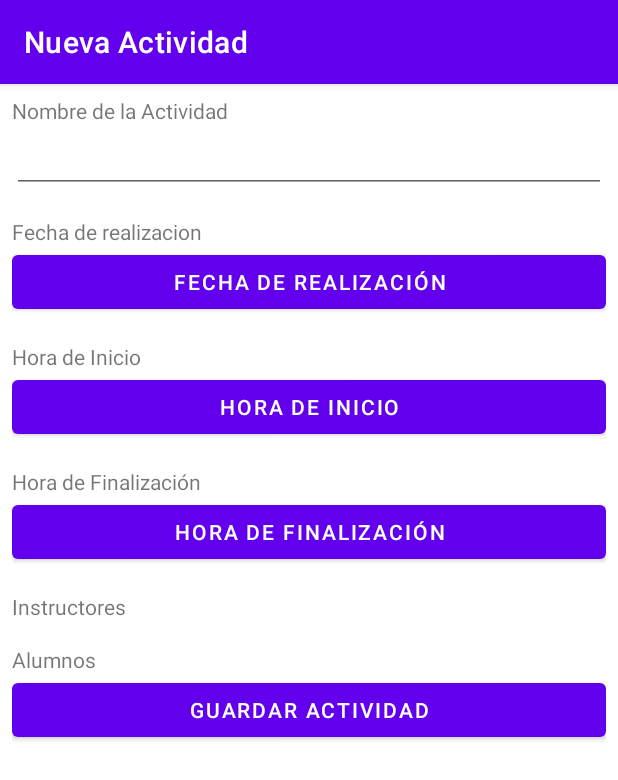
After one commit to tspt89/Academia, an Android app: the NuevaActividadAdminFragment screen opened through its navigation route, on a phone screen of 412 x 824 dp. The commit adds this screen. Shown: the top 780 px of the screen. Run offline under Robolectric (Android 15) with nearby library versions, the phone set to English and light mode, and no system bars; our stand-ins replace Firebase (no records; nobody signed in at launch, a user with empty details on screens opened directly); 1 statement that could not run was skipped.

Commit message:
Registro de actividad con sus respectivos alumnos e instructores

```diff
--- a/app/src/main/java/com/tspt/academia/Administradores/HomeAdminFragment.kt
+++ b/app/src/main/java/com/tspt/academia/Administradores/HomeAdminFragment.kt
@@ -32,6 +32,11 @@ class HomeAdminFragment: Fragment(R.layout.fragment_home_admin) {
             findNavController().navigate(action)
         }
 
+        binding.actividadesBtn.setOnClickListener {
+            val action = HomeAdminFragmentDirections.actionHomeAdminFragmentToActividadesAdminFragment()
+            findNavController().navigate(action)
+        }
+
         binding.productosBtn.setOnClickListener {
             val action = HomeAdminFragmentDirections.actionHomeAdminFragmentToProductsAdminFragment()
             findNavController().navigate(action)
--- /dev/null
+++ b/app/src/main/java/com/tspt/academia/Administradores/actividades/NuevaActividadAdminFragment.kt
@@ -0,0 +1,265 @@
+package com.tspt.academia.Administradores.actividades
+
+import android.app.DatePickerDialog
+import android.app.TimePickerDialog
+import android.os.Bundle
+import android.view.View
+import android.widget.Toast
+import androidx.fragment.app.Fragment
+import androidx.navigation.fragment.findNavController
+import androidx.recyclerview.widget.LinearLayoutManager
+import com.google.firebase.database.DataSnapshot
+import com.google.firebase.database.DatabaseError
+import com.google.firebase.database.FirebaseDatabase
+import com.google.firebase.database.ValueEventListener
+import com.google.firebase.database.ktx.database
+import com.google.firebase.ktx.Firebase
+import com.tspt.academia.R
+import com.tspt.academia.databinding.NuevaActividadAdminBinding
+import com.tspt.academia.models.User
+import java.util.*
+import kotlin.collections.ArrayList
+
+class NuevaActividadAdminFragment : Fragment(R.layout.nueva_actividad_admin) {
+
+    private lateinit var binding: NuevaActividadAdminBinding
+
+    private val alumnos: ArrayList<User> = ArrayList()
+    private val instructores: ArrayList<User> = ArrayList()
+
+    private lateinit var alumnosAdapter: AlumnosActividadAdapter
+    private lateinit var instructoresAdapter: AlumnosActividadAdapter
+
+    private var initHour = 0
+    private var initMinute = 0
+    private var endHour = 0
+    private var endMinute = 0
+
+    override fun onViewCreated(view: View, savedInstanceState: Bundle?) {
+        super.onViewCreated(view, savedInstanceState)
+
+        requireActivity().title = "Nueva Actividad"
+
+        binding = NuevaActividadAdminBinding.bind(view)
+
+        binding.fechaBtn.setOnClickListener {
+            val calendar = Calendar.getInstance()
+            val d = calendar.get(Calendar.DAY_OF_MONTH)
+            val m = calendar.get(Calendar.MONTH)
+            val y = calendar.get(Calendar.YEAR)
+
+            val datePicker = DatePickerDialog(requireContext(), DatePickerDialog.OnDateSetListener { view, year, month, dayOfMonth ->
+
+                binding.fechaBtn.text = "$dayOfMonth/$month/$year"
+            }, y, m, d)
+            datePicker.datePicker.minDate = calendar.timeInMillis
+            datePicker.show()
+        }
+
+        binding.horaInicialBtn.setOnClickListener {
+            val c = Calendar.getInstance()
+            val h = c.get(Calendar.HOUR_OF_DAY)
+            val m = c.get(Calendar.MINUTE)
+
+            val dpd = TimePickerDialog(requireActivity(), TimePickerDialog.OnTimeSetListener { view, hourOfDay, minute ->
+                initHour = hourOfDay
+                initMinute = minute
+                binding.horaInicialBtn.text = "$hourOfDay:$minute"
+
+            }, h,m, true)
+
+            dpd.show()
+        }
+
+        binding.horaFinalBtn.setOnClickListener {
+            val dpd = TimePickerDialog(requireActivity(), TimePickerDialog.OnTimeSetListener { view, hourOfDay, minute ->
+
+                endHour = hourOfDay
+                endMinute = minute
+                binding.horaFinalBtn.text = "$hourOfDay:$minute"
+
+            }, initHour, initMinute, true)
+
+            dpd.show()
+        }
+
+        alumnosAdapter = AlumnosActividadAdapter(requireContext())
+        binding.alumnosRV.adapter = alumnosAdapter
+        binding.alumnosRV.layoutManager = LinearLayoutManager(requireContext())
+
+        instructoresAdapter = AlumnosActividadAdapter(requireContext())
+        binding.instructoresRV.adapter = instructoresAdapter
+        binding.instructoresRV.layoutManager = LinearLayoutManager(requireContext())
+
+        getAlumnos()
+        getInstructores()
+
+        binding.guardarActividadBtn.setOnClickListener {
+            registerActivity()
+        }
+    }
+
+    private fun getAlumnos(){
+        val db = Firebase.database.reference.child("Roles/Alumno")
+
+        val listener = object : ValueEventListener{
+            override fun onDataChange(snapshot: DataSnapshot) {
+                alumnos.clear()
+
+                println("HIJOS DE ALUMNOS")
+                snapshot.children.forEach { alumno ->
+                    val alumno = Firebase.database.reference.child("users/${alumno.key}")
+
+                    alumno.get().addOnCompleteListener {
+                        if(it.isSuccessful){
+                            val res = it.result!!
+                            println("${alumno.key} -> ${it.result}")
+                            val n = res.child("nombre").value?.toString()
+                            val a = res.child("apellido").value?.toString()
+                            val c = res.child("email").value?.toString()
+                            val f = res.child("fecha_inscripcion").value?.toString()
+                            val t = res.child("telefono").value?.toString()
+
+                            alumnos.add(User("${alumno.key}").setAlumno(n,a,t,c,f))
+                            alumnosAdapter.setElements(alumnos)
+                        }
+                    }
+                }
+
+            }
+
+            override fun onCancelled(error: DatabaseError) {
+                Toast.makeText(requireContext(), "Hubo un error al momento de obtener los datos... (${error.message})",Toast.LENGTH_LONG).show()
+                error.toException().printStackTrace()
+            }
+
+        }
+
+        db.addValueEventListener(listener)
+    }
+
+    private fun getInstructores(){
+        val db = Firebase.database.reference.child("Roles/Instructor")
+
+        val listener = object : ValueEventListener{
+            override fun onDataChange(snapshot: DataSnapshot) {
+                instructores.clear()
+
+                println("HIJOS DE Instructores")
+                snapshot.children.forEach { inst ->
+                    val instructor = Firebase.database.reference.child("users/${inst.key}")
+
+                    instructor.get().addOnCompleteListener {
+                        if(it.isSuccessful){
+                            val res = it.result!!
+                            println("${instructor.key} -> ${it.result}")
+                            val n = res.child("nombre").value?.toString()
+                            val a = res.child("apellido").value?.toString()
+                            val c = res.child("email").value?.toString()
+                            val f = res.child("fecha_nacimiento").value?.toString()
+                            val t = res.child("telefono").value?.toString()
+
+                            instructores.add(User("${instructor.key}").setInstructor(n,a,t,c,f))
+                            instructoresAdapter.setElements(instructores)
+                        }
+                    }
+                }
+            }
+
+            override fun onCancelled(error: DatabaseError) {
+                Toast.makeText(requireContext(), "Hubo un error al momento de obtener los datos... (${error.message})",Toast.LENGTH_LONG).show()
+                error.toException().printStackTrace()
+            }
+
+        }
+
+        db.addValueEventListener(listener)
+    }
+
+    private fun registerActivity(){
+        val inst = instructoresAdapter.getSelection()
+        val alm = alumnosAdapter.getSelection()
+        val n = binding.nombreActividadTV.text.toString().trim()
+        val fecha = binding.fechaBtn.text.toString().trim()
+        val horaInicial = binding.horaInicialBtn.text.toString()
+        val horaFinal = binding.horaFinalBtn.text.toString()
+
+        println("Register activity: ${inst.size} ${alm.size}")
+
+        if(validateInput(inst, alm, n, fecha, horaInicial, horaFinal)){
+            Toast.makeText(requireContext(), "Registrando actividad...", Toast.LENGTH_LONG).show()
+            val id = UUID.randomUUID().toString()
+
+            var db = Firebase.database.reference
+            val actividad = db.child("Actividades").child("$id")
+            actividad.child("nombre").setValue(n)
+            actividad.child("fecha").setValue(fecha)
+            actividad.child("hora_inicial").setValue(horaInicial)
+            actividad.child("hora_final").setValue(horaFinal)
+
+            //Agregando instructores
+            val i = actividad.child("instructores")
+            inst.forEach {
+                i.child(it.id).setValue(it.nombre)
+            }
+
+            //Agregando alumnos
+            val a = actividad.child("alumnos")
+            alm.forEach {
+                a.child(it.id).setValue(it.nombre)
+            }
+
+            actividad.push()
+
+            //Agregar a los usuarios la actividad correspondiente
+            val usuarios : ArrayList<User> = ArrayList()
+            usuarios.addAll(inst)
+            usuarios.addAll(alm)
+
+            usuarios.forEach {
+                db = Firebase.database.reference
+                db.child("users/${it.id}/actividades").child(id).setValue(n)
+                db.push()
+            }
+
+            val action = NuevaActividadAdminFragmentDirections.actionNuevaActividadAdminFragmentToActividadesAdminFragment()
+            findNavController().navigate(action)
+
+        }
+
+
+    }
+
+    private fun validateInput(inst: ArrayList<User>, alm: ArrayList<User>, n: String, fecha: String, horaInicial: String, horaFinal: String): Boolean {
+        if(fecha.contains("Fecha", true)){
+            Toast.makeText(requireContext(), "Tiene que seleccionar una fecha para esta nueva actividad...", Toast.LENGTH_LONG).show()
+            return false
+        }
+
+        if(n.isEmpty()){
+            Toast.makeText(requireContext(), "Tiene que ingresar un nombre para esta nueva actividad...", Toast.LENGTH_LONG).show()
+            return false
+        }
+
+        if(!horaInicial.contains(":")){
+            Toast.makeText(requireContext(), "Tiene que ingresar una hora inicial para esta nueva actividad...", Toast.LENGTH_LONG).show()
+            return false
+        }
+
+        if(!horaFinal.contains(":")){
+            Toast.makeText(requireContext(), "Tiene que ingresar una hora final para esta nueva actividad...", Toast.LENGTH_LONG).show()
+            return false
+        }
+
+        if(inst.isEmpty()){
+            Toast.makeText(requireContext(), "Tiene que seleccionar al menos un instructor para esta actividad...", Toast.LENGTH_LONG).show()
+            return false
+        } else if(alm.isEmpty()){
+            Toast.makeText(requireContext(), "Tiene que seleccionar al menos un alumno para esta actividad...", Toast.LENGTH_LONG).show()
+            return false
+        }
+
+        return true
+    }
+
+}
--- a/app/src/main/java/com/tspt/academia/Administradores/usuarios/UsuariosAdminFragment.kt
+++ b/app/src/main/java/com/tspt/academia/Administradores/usuarios/UsuariosAdminFragment.kt
@@ -103,7 +103,7 @@ class UsuariosAdminFragment : Fragment(R.layout.fragment_usuarios_admin) {
                     }
 
                 }
-
+                var sortedList = users.sortedBy { it.role }
                 binding.usuariosRV.adapter!!.notifyDataSetChanged()
             }
 
--- a/app/src/main/java/com/tspt/academia/models/User.kt
+++ b/app/src/main/java/com/tspt/academia/models/User.kt
@@ -9,6 +9,7 @@ data class User(val id: String) {
     var apellido: String? = ""
     var role: Int? = -1
     var telephone: String? = ""
+    var isSelected = false
 
     fun setAdministrator(n: String?, a: String?, t: String?, e : String?): User{
         this.nombre = n
--- /dev/null
+++ b/app/src/main/res/layout/nueva_actividad_admin.xml
@@ -0,0 +1,113 @@
+<?xml version="1.0" encoding="utf-8"?>
+<androidx.constraintlayout.widget.ConstraintLayout xmlns:android="http://schemas.android.com/apk/res/android"
+    xmlns:app="http://schemas.android.com/apk/res-auto"
+    xmlns:tools="http://schemas.android.com/tools"
+    android:layout_width="match_parent"
+    android:layout_height="match_parent"
+    tools:context=".Administradores.actividades.NuevaActividadAdminFragment">
+
+    <ScrollView
+        android:layout_width="0dp"
+        android:layout_height="0dp"
+        android:layout_marginStart="8dp"
+        android:layout_marginTop="8dp"
+        android:layout_marginEnd="8dp"
+        app:layout_constraintBottom_toBottomOf="parent"
+        app:layout_constraintEnd_toEndOf="parent"
+        app:layout_constraintHorizontal_bias="0.5"
+        app:layout_constraintStart_toStartOf="parent"
+        app:layout_constraintTop_toTopOf="parent">
+
+        <LinearLayout
+            android:layout_width="match_parent"
+            android:layout_height="wrap_content"
+            android:orientation="vertical">
+
+            <TextView
+                android:id="@+id/textView2"
+                android:layout_width="match_parent"
+                android:layout_height="wrap_content"
+                android:text="Nombre de la Actividad" />
+
+            <EditText
+                android:id="@+id/nombreActividadTV"
+                android:layout_width="match_parent"
+                android:layout_height="wrap_content" />
+
+            <TextView
+                android:id="@+id/textView5"
+                android:layout_width="match_parent"
+                android:layout_height="wrap_content"
+                android:layout_marginTop="16dp"
+                android:text="Fecha de realizacion" />
+
+            <Button
+                android:id="@+id/fechaBtn"
+                android:layout_width="match_parent"
+                android:layout_height="wrap_content"
+                android:text="Fecha de Realización" />
+
+            <TextView
+                android:id="@+id/textView3"
+                android:layout_width="match_parent"
+                android:layout_height="wrap_content"
+                android:layout_marginTop="16dp"
+                android:text="Hora de Inicio" />
+
+            <Button
+                android:id="@+id/horaInicialBtn"
+                android:layout_width="match_parent"
+                android:layout_height="wrap_content"
+                android:text="Hora de Inicio" />
+
+            <TextView
+                android:id="@+id/textView4"
+                android:layout_width="match_parent"
+                android:layout_height="wrap_content"
+                android:layout_marginTop="16dp"
+                android:text="Hora de Finalización" />
+
+            <Button
+                android:id="@+id/horaFinalBtn"
+                android:layout_width="match_parent"
+                android:layout_height="wrap_content"
+                android:text="Hora de Finalización" />
+
+            <TextView
+                android:id="@+id/textView17"
+                android:layout_width="match_parent"
+                android:layout_height="wrap_content"
+                android:layout_marginTop="16dp"
+                android:text="Instructores" />
+
+            <androidx.recyclerview.widget.RecyclerView
+                android:id="@+id/instructoresRV"
+                android:layout_width="match_parent"
+                android:layout_height="wrap_content" />
+
+            <TextView
+                android:id="@+id/textView18"
+                android:layout_width="match_parent"
+                android:layout_height="wrap_content"
+                android:layout_marginTop="16dp"
+                android:text="Alumnos" />
+
+            <androidx.recyclerview.widget.RecyclerView
+                android:id="@+id/alumnosRV"
+                android:layout_width="match_parent"
+                android:layout_height="wrap_content" >
+
+            </androidx.recyclerview.widget.RecyclerView>
+
+            <Button
+                android:id="@+id/guardarActividadBtn"
+                android:layout_width="match_parent"
+                android:layout_height="wrap_content"
+                android:text="Guardar Actividad" />
+
+
+        </LinearLayout>
+
+
+    </ScrollView>
+</androidx.constraintlayout.widget.ConstraintLayout>
--- a/app/src/main/res/navigation/administrador_graph.xml
+++ b/app/src/main/res/navigation/administrador_graph.xml
@@ -16,6 +16,9 @@
         <action
             android:id="@+id/action_homeAdminFragment_to_usuariosAdminFragment"
             app:destination="@id/usuariosAdminFragment" />
+        <action
+            android:id="@+id/action_homeAdminFragment_to_actividadesAdminFragment"
+            app:destination="@id/actividadesAdminFragment" />
     </fragment>
     <fragment
         android:id="@+id/productsAdminFragment"
@@ -57,4 +60,24 @@
             app:popUpTo="@id/usuariosAdminFragment"
             app:popUpToInclusive="true" />
     </fragment>
+    <fragment
+        android:id="@+id/actividadesAdminFragment"
+        android:name="com.tspt.academia.Administradores.actividades.ActividadesAdminFragment"
+        android:label="fragment_actividades_admin"
+        tools:layout="@layout/fragment_actividades_admin" >
+        <action
+            android:id="@+id/action_actividadesAdminFragment_to_nuevaActividadAdminFragment"
+            app:destination="@id/nuevaActividadAdminFragment" />
+    </fragment>
+    <fragment
+        android:id="@+id/nuevaActividadAdminFragment"
+        android:name="com.tspt.academia.Administradores.actividades.NuevaActividadAdminFragment"
+        android:label="nueva_actividad_admin"
+        tools:layout="@layout/nueva_actividad_admin" >
+        <action
+            android:id="@+id/action_nuevaActividadAdminFragment_to_actividadesAdminFragment"
+            app:destination="@id/actividadesAdminFragment"
+            app:popUpTo="@id/actividadesAdminFragment"
+            app:popUpToInclusive="true" />
+    </fragment>
 </navigation>
```
Also changed, not shown: app/src/main/java/com/tspt/academia/Administradores/actividades/ActividadesAdminFragment.kt (added, +27 -0 lines), app/src/main/java/com/tspt/academia/Administradores/actividades/AlumnosActividadAdapter.kt (added, +69 -0 lines), app/src/main/res/layout/fragment_actividades_admin.xml (added, +25 -0 lines), app/src/main/res/layout/user_nueva_actividad_cardview.xml (added, +78 -0 lines).
